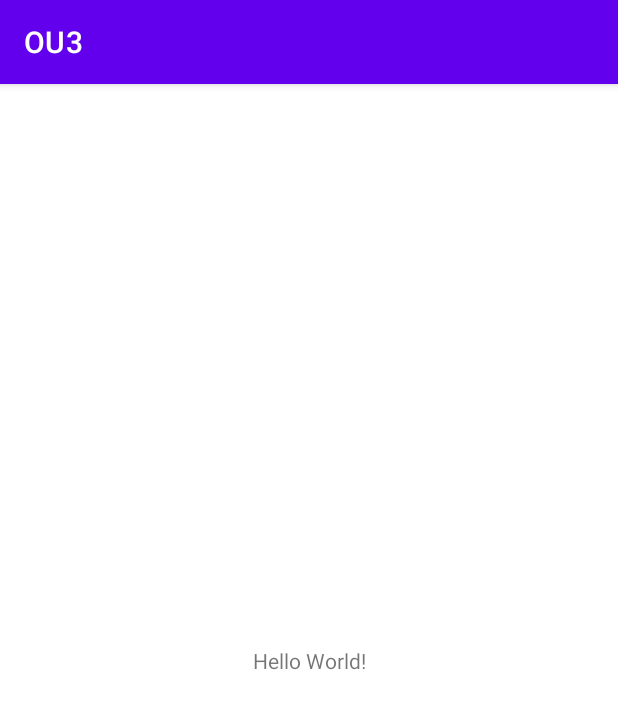
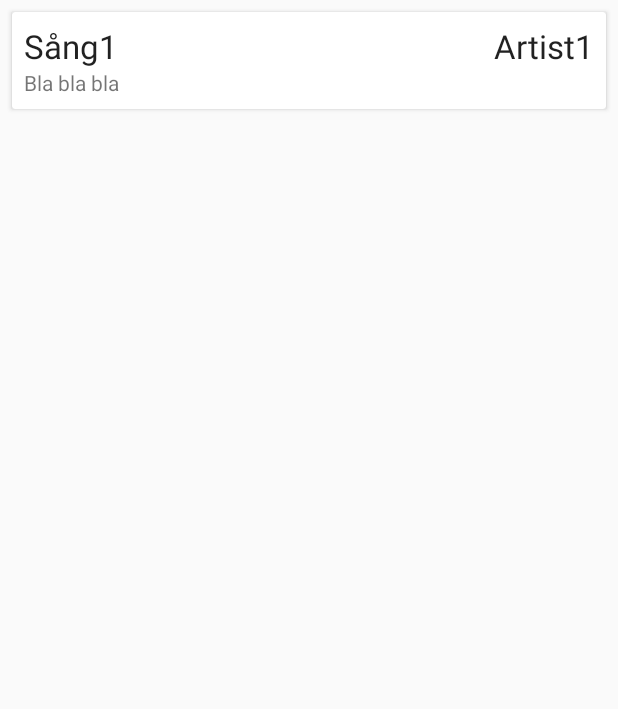
Before and after one commit to emmylindgren/OCCENTO, an Android app: the screen it shows after launch (MainActivity), on a phone screen of 412 x 824 dp. Shown: the top 709 px of the screen. Run offline under Robolectric (Android 15) with nearby library versions, the phone set to English and light mode, and no system bars; our stand-ins replace Room's generated code.

Commit message:
SQLite database started on for songs.

```diff
--- a/app/build.gradle
+++ b/app/build.gradle
@@ -30,9 +30,12 @@ android {
 
 dependencies {
 
+    implementation 'androidx.legacy:legacy-support-v4:1.0.0'
+    implementation 'androidx.lifecycle:lifecycle-extensions:2.2.0'
     def lifecycle_version = "2.3.1"
     def room_version = "2.3.0"
 
+    implementation 'org.jetbrains:annotations:16.0.2'
     implementation 'androidx.appcompat:appcompat:1.3.1'
     implementation 'com.google.android.material:material:1.4.0'
     implementation 'androidx.constraintlayout:constraintlayout:2.0.4'
--- a/app/src/main/AndroidManifest.xml
+++ b/app/src/main/AndroidManifest.xml
@@ -8,7 +8,7 @@
         android:label="@string/app_name"
         android:roundIcon="@mipmap/ic_launcher_round"
         android:supportsRtl="true"
-        android:theme="@style/Theme.OU3">
+        android:theme="@style/Theme.AppCompat.Light.NoActionBar">
         <activity android:name=".GameActivity"></activity>
         <activity android:name=".MainActivity">
             <intent-filter>
--- a/app/src/main/java/se/umu/emli/ou3/MainActivity.java
+++ b/app/src/main/java/se/umu/emli/ou3/MainActivity.java
@@ -1,14 +1,35 @@
 package se.umu.emli.ou3;
 
 import androidx.appcompat.app.AppCompatActivity;
+import androidx.lifecycle.Observer;
+import androidx.lifecycle.ViewModelProvider;
+import androidx.lifecycle.ViewModelProviders;
+import androidx.recyclerview.widget.LinearLayoutManager;
+import androidx.recyclerview.widget.RecyclerView;
 
 import android.os.Bundle;
+import android.widget.Toast;
+
+import java.util.List;
 
 public class MainActivity extends AppCompatActivity {
+    private SongViewModel songViewModel;
 
     @Override
     protected void onCreate(Bundle savedInstanceState) {
         super.onCreate(savedInstanceState);
         setContentView(R.layout.activity_main);
+
+
+
+        RecyclerView songRecyclerView = findViewById(R.id.song_recycler_view);
+        songRecyclerView.setLayoutManager(new LinearLayoutManager(this));
+        songRecyclerView.setHasFixedSize(true);
+
+        SongAdapter songAdapter = new SongAdapter();
+        songRecyclerView.setAdapter(songAdapter);
+
+        songViewModel = new ViewModelProvider(this).get(SongViewModel.class);
+        songViewModel.getAllSongs().observe(this, songs -> songAdapter.setSongs(songs));
     }
 }
--- /dev/null
+++ b/app/src/main/java/se/umu/emli/ou3/SongAdapter.java
@@ -0,0 +1,58 @@
+package se.umu.emli.ou3;
+
+import android.view.LayoutInflater;
+import android.view.View;
+import android.view.ViewGroup;
+import android.widget.TextView;
+
+import androidx.annotation.NonNull;
+import androidx.recyclerview.widget.RecyclerView;
+
+import org.jetbrains.annotations.NotNull;
+
+import java.util.ArrayList;
+import java.util.List;
+
+public class SongAdapter extends RecyclerView.Adapter<SongAdapter.SongHolder> {
+    private List<Song> songs = new ArrayList<>();
+
+    @NonNull
+    @NotNull
+    @Override
+    public SongHolder onCreateViewHolder(@NonNull @NotNull ViewGroup parent, int viewType) {
+        View itemView = LayoutInflater.from(parent.getContext()).inflate(R.layout.song_item,
+                parent,false);
+        return new SongHolder(itemView);
+    }
+
+    @Override
+    public void onBindViewHolder(@NonNull @NotNull SongAdapter.SongHolder holder, int position) {
+        Song currentSong = songs.get(position);
+        holder.title.setText(currentSong.getTitle());
+        holder.artist.setText(currentSong.getArtist());
+        holder.lyrics.setText(currentSong.getLyrics());
+    }
+
+    @Override
+    public int getItemCount() {
+        return songs.size();
+    }
+
+    public void setSongs(List<Song> songs){
+        this.songs = songs;
+        notifyDataSetChanged();
+    }
+
+    class SongHolder extends RecyclerView.ViewHolder{
+        private TextView title;
+        private TextView artist;
+        private TextView lyrics;
+
+        public SongHolder(@NonNull @NotNull View itemView) {
+            super(itemView);
+            title = itemView.findViewById(R.id.textview_song_title);
+            artist = itemView.findViewById(R.id.textview_song_artist);
+            lyrics = itemView.findViewById(R.id.textview_song_lyrics);
+        }
+    }
+}
--- a/app/src/main/java/se/umu/emli/ou3/SongDataBase.java
+++ b/app/src/main/java/se/umu/emli/ou3/SongDataBase.java
@@ -2,9 +2,11 @@ package se.umu.emli.ou3;
 
 import android.content.Context;
 
+import androidx.annotation.NonNull;
 import androidx.room.Database;
 import androidx.room.Room;
 import androidx.room.RoomDatabase;
+import androidx.sqlite.db.SupportSQLiteDatabase;
 
 /**
  * TODO: Kommentera mer här.
@@ -30,8 +32,31 @@ public abstract class SongDataBase extends RoomDatabase {
         if(instance == null){
             instance = Room.databaseBuilder(context.getApplicationContext(),
                     SongDataBase.class, "song_database").fallbackToDestructiveMigration()
-                    .build();
+                    .addCallback(roomCallback).build();
         }
         return instance;
     }
+
+    private static RoomDatabase.Callback roomCallback = new RoomDatabase.Callback(){
+        // Is called when the Database is created.
+        @Override
+        public void onCreate(@NonNull @org.jetbrains.annotations.NotNull SupportSQLiteDatabase db) {
+            super.onCreate(db);
+            new Thread(new PopulateDbTask(instance)).start();
+        }
+    };
+
+    private static class PopulateDbTask implements Runnable{
+        private SongDao songDao;
+
+        private PopulateDbTask(SongDataBase db){
+            songDao = db.songdao();
+        }
+
+        @Override
+        public void run() {
+            songDao.insert(new Song("Sång1","Artist1","Bla bla bla",false));
+
+        }
+    }
 }
--- /dev/null
+++ b/app/src/main/java/se/umu/emli/ou3/SongViewModel.java
@@ -0,0 +1,30 @@
+package se.umu.emli.ou3;
+
+import android.app.Application;
+
+import androidx.annotation.NonNull;
+import androidx.lifecycle.AndroidViewModel;
+import androidx.lifecycle.LiveData;
+
+import org.jetbrains.annotations.NotNull;
+
+import java.util.List;
+
+public class SongViewModel extends AndroidViewModel {
+    private SongRepository repository;
+    private LiveData<List<Song>> allSongs;
+
+    public SongViewModel(@NonNull @NotNull Application application) {
+        super(application);
+        repository = new SongRepository(application);
+        allSongs = repository.getAllSongs();
+    }
+
+    public void insert(Song song){ repository.insert(song);}
+
+    public void update(Song song){ repository.update(song);}
+
+    public void delete(Song song){ repository.delete(song);}
+
+    public LiveData<List<Song>> getAllSongs(){ return allSongs;}
+}
--- a/app/src/main/res/layout/activity_main.xml
+++ b/app/src/main/res/layout/activity_main.xml
@@ -6,13 +6,11 @@
     android:layout_height="match_parent"
     tools:context=".MainActivity">
 
-    <TextView
-        android:layout_width="wrap_content"
-        android:layout_height="wrap_content"
-        android:text="Hello World!"
-        app:layout_constraintBottom_toBottomOf="parent"
-        app:layout_constraintLeft_toLeftOf="parent"
-        app:layout_constraintRight_toRightOf="parent"
-        app:layout_constraintTop_toTopOf="parent" />
+    <androidx.recyclerview.widget.RecyclerView
+        android:id="@+id/song_recycler_view"
+        android:layout_width="match_parent"
+        android:layout_height="match_parent"
+        tools:listitem="@layout/song_item"
+        />
 
 </androidx.constraintlayout.widget.ConstraintLayout>
--- /dev/null
+++ b/app/src/main/res/layout/song_item.xml
@@ -0,0 +1,42 @@
+<?xml version="1.0" encoding="utf-8"?>
+<androidx.cardview.widget.CardView xmlns:android="http://schemas.android.com/apk/res/android"
+    android:layout_width="wrap_content"
+    android:layout_height="wrap_content"
+    android:layout_marginEnd="8dp"
+    android:layout_marginStart="8dp"
+    android:layout_marginTop="8dp">
+
+    <RelativeLayout
+        android:layout_width="wrap_content"
+        android:layout_height="wrap_content"
+        android:padding="8dp">
+
+        <TextView
+            android:id="@+id/textview_song_title"
+            android:layout_width="wrap_content"
+            android:layout_height="wrap_content"
+            android:layout_alignParentStart="true"
+            android:text="Titel"
+            android:maxLines="1"
+            android:layout_toStartOf="@id/textview_song_artist"
+            android:textAppearance="@style/TextAppearance.AppCompat.Large"
+            android:ellipsize="end"/>
+
+        <TextView
+            android:id="@+id/textview_song_artist"
+            android:layout_width="wrap_content"
+            android:layout_height="wrap_content"
+            android:layout_alignParentEnd="true"
+            android:text="Artist"
+            android:textAppearance="@style/TextAppearance.AppCompat.Large"/>
+        <TextView
+            android:id="@+id/textview_song_lyrics"
+            android:layout_width="wrap_content"
+            android:layout_height="wrap_content"
+            android:layout_below="@id/textview_song_title"
+            android:text="La la la "/>
+
+    </RelativeLayout>
+
+
+</androidx.cardview.widget.CardView>
--- a/app/src/main/res/values/strings.xml
+++ b/app/src/main/res/values/strings.xml
@@ -2,4 +2,6 @@
     <string name="app_name">OU3</string>
     <string name="låtText">Ser det på dig med detsamma Vet att nånting har hänt Har du träffat någon annan Som kan vägen hem?</string>
     <string name="artist"><![CDATA[Norlie & KKV]]></string>
+    <!-- TODO: Remove or change this placeholder text -->
+    <string name="hello_blank_fragment">Hello blank fragment</string>
 </resources>
```
Also changed, not shown: app/src/main/java/se/umu/emli/ou3/SongFragment.java (added, +64 -0 lines), app/src/main/java/se/umu/emli/ou3/SongRepository.java (+41 -10 lines), app/src/main/res/layout/fragment_song.xml (added, +15 -0 lines).
